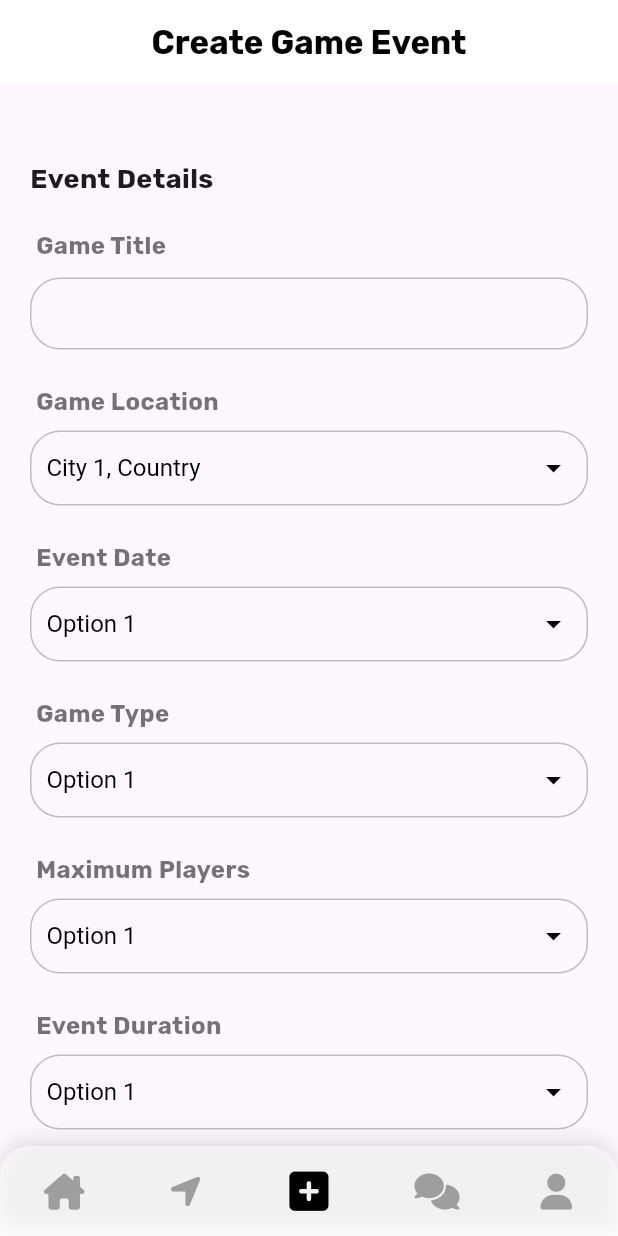
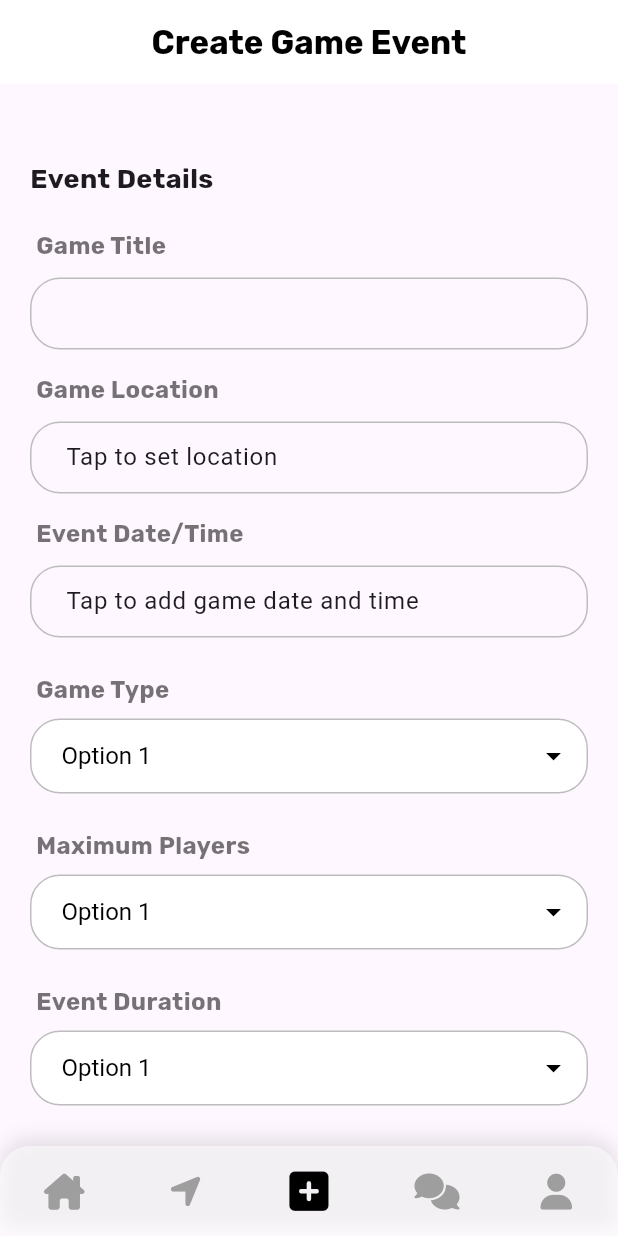
Before and after one commit to kashv96/sportifyy, a Flutter app: the screen it shows after launch, on a phone screen of 412 x 824 dp. Run offline on Flutter 3.47's test engine with Material 3 defaults, Android fonts, the phone set to English and light mode, and no system bars; our stand-ins replace dartz, fluttertoast, font_awesome_flutter, get_it, get_it_mixin, injectable and 2 more; accounts and stored records are empty.

Commit message:
added functionality for setting address and UI for date & time for event

```diff
--- a/lib/Presentation/GameEvent/add_game_event.dart
+++ b/lib/Presentation/GameEvent/add_game_event.dart
@@ -1,7 +1,13 @@
+import 'package:flutter/cupertino.dart';
 import 'package:flutter/material.dart';
+import 'package:provider/provider.dart';
+import 'package:sportifyy/Presentation/GameEvent/game_location_input.dart';
+import 'package:sportifyy/Presentation/GameEvent/open_game_bottomsheets.dart';
+import 'package:sportifyy/Providers/game_provider.dart';
 import 'package:sportifyy/Widgets/custom_text_field.dart';
 import '../../Widgets/custom_dropdown.dart';
 import '../../Widgets/custom_navigation_bar.dart';
+import '../../injection.dart';
 
 class AddGameEventPage extends StatefulWidget {
   @override
@@ -12,7 +18,7 @@ class _AddGameEventPageState extends State<AddGameEventPage> {
   String? _selectedDate = 'Option 1';
   String? _gameLocation = 'City 1, Country';
   int _selectedIndex = 2;
-
+  final GameProvider _gameProvider = getIt();
   @override
   Widget build(BuildContext context) {
     return Scaffold(
@@ -54,32 +60,61 @@ class _AddGameEventPageState extends State<AddGameEventPage> {
                 const SizedBox(
                   height: 15,
                 ),
-                CustomDropdown(
-                  label: 'Game Location',
-                  selectedValue: _gameLocation,
-                  items: const [
-                    'City 1, Country',
-                    'City 2, Country',
-                    'City 3, Country'
-                  ],
-                  onChanged: (newValue) {
-                    setState(() {
-                      _gameLocation = newValue;
-                    });
-                  },
+                const Padding(
+                  padding: EdgeInsets.symmetric(horizontal: 4, vertical: 0),
+                  child: Text('Game Location',
+                      style: TextStyle(
+                          fontSize: 16,
+                          color: Colors.black54,
+                          fontWeight: FontWeight.w600)),
+                ),
+                const SizedBox(
+                  height: 10,
+                ),
+                InkWell(
+                  onTap: () => _openGameLocationModal(),
+                  child: Column(
+                    children: [
+                      IgnorePointer(
+                        ignoring: true,
+                        child: CustomTextField(
+                          readOnly: true,
+                          initialValue: _gameProvider.address,
+                          onChanged: (_) {},
+                        ),
+                      ),
+                    ],
+                  ),
                 ),
                 const SizedBox(
                   height: 15,
                 ),
-                CustomDropdown(
-                  label: 'Event Date',
-                  selectedValue: _selectedDate,
-                  items: const ['Option 1', 'Option 2', 'Option 3'],
-                  onChanged: (value) {
-                    setState(() {
-                      _selectedDate = value;
-                    });
-                  },
+                const Padding(
+                  padding: EdgeInsets.symmetric(horizontal: 4, vertical: 0),
+                  child: Text('Event Date/Time',
+                      style: TextStyle(
+                          fontSize: 16,
+                          color: Colors.black54,
+                          fontWeight: FontWeight.w600)),
+                ),
+                const SizedBox(
+                  height: 10,
+                ),
+                InkWell(
+                  onTap: () =>
+                      OpenGameBottomsheets.showGameEventDateModal(context),
+                  child: Column(
+                    children: [
+                      IgnorePointer(
+                        ignoring: true,
+                        child: CustomTextField(
+                          readOnly: true,
+                          initialValue: 'Tap to add game date and time',
+                          onChanged: (_) {},
+                        ),
+                      ),
+                    ],
+                  ),
                 ),
                 const SizedBox(
                   height: 15,
@@ -183,4 +218,10 @@ class _AddGameEventPageState extends State<AddGameEventPage> {
           },
         ));
   }
+
+  void _openGameLocationModal() {
+    OpenGameBottomsheets.showGameLocationInputModal(context, onClosed: () {
+      setState(() {});
+    });
+  }
 }
--- a/lib/Presentation/SignUp/sign_up_screen.dart
+++ b/lib/Presentation/SignUp/sign_up_screen.dart
@@ -4,6 +4,7 @@ import 'package:flutter/material.dart';
 import 'package:flutter/services.dart';
 import 'package:fluttertoast/fluttertoast.dart';
 import 'package:get_it_mixin/get_it_mixin.dart';
+import 'package:sportifyy/Presentation/HomePage/home_page_screen.dart';
 import 'package:sportifyy/Presentation/Welcome/welcome_screen.dart';
 import 'package:sportifyy/Providers/user_provider.dart';
 import 'package:sportifyy/Widgets/loading_diaglog.dart';
@@ -35,7 +36,7 @@ class _SignUpPageState extends State<SignUpPage> with GetItStateMixin {
       ToastHelper.show('Sign up successful!', textColor: Colors.green);
       Navigator.pushReplacement(
         context,
-        MaterialPageRoute(builder: (context) => WelcomeScreen()),
+        MaterialPageRoute(builder: (context) => HomePageScreen()),
       );
     } on Exception catch (e) {
       LoadingDialog.hide(context);
--- /dev/null
+++ b/lib/Providers/game_provider.dart
@@ -0,0 +1,130 @@
+import 'package:flutter/foundation.dart';
+import 'package:injectable/injectable.dart';
+
+@lazySingleton
+class GameProvider with ChangeNotifier {
+  String _address = 'Tap to set location';
+  String _apt = '';
+  String _streetAddress = '';
+  String _city = '';
+  String? _state;
+  String? _country;
+  String _zipcode = '';
+  List<String> _countries = ['Canada', 'US'];
+  List<String> _canStates = [
+    "Alberta",
+    "British Columbia",
+    "Manitoba",
+    "New Brunswick",
+    "Newfoundland and Labrador",
+    "Nova Scotia",
+    "Ontario",
+    "Prince Edward Island",
+    "Quebec",
+    "Saskatchewan",
+    "Northwest Territories",
+    "Nunavut",
+    "Yukon"
+  ];
+
+  List<String> _usStates = [
+    "Alabama",
+    "Alaska",
+    "Arizona",
+    "Arkansas",
+    "California",
+    "Colorado",
+    "Connecticut",
+    "Delaware",
+    "Florida",
+    "Georgia",
+    "Hawaii",
+    "Idaho",
+    "Illinois",
+    "Indiana",
+    "Iowa",
+    "Kansas",
+    "Kentucky",
+    "Louisiana",
+    "Maine",
+    "Maryland",
+    "Massachusetts",
+    "Michigan",
+    "Minnesota",
+    "Mississippi",
+    "Missouri",
+    "Montana",
+    "Nebraska",
+    "Nevada",
+    "New Hampshire",
+    "New Jersey",
+    "New Mexico",
+    "New York",
+    "North Carolina",
+    "North Dakota",
+    "Ohio",
+    "Oklahoma",
+    "Oregon",
+    "Pennsylvania",
+    "Rhode Island",
+    "South Carolina",
+    "South Dakota",
+    "Tennessee",
+    "Texas",
+    "Utah",
+    "Vermont",
+    "Virginia",
+    "Washington",
+    "West Virginia",
+    "Wisconsin",
+    "Wyoming"
+  ];
+
+  String get address => _address;
+  String get apt => _apt;
+  String get streetAddress => _streetAddress;
+  String get city => _city;
+  String? get state => _state;
+  String? get country => _country;
+  String get zipcode => _zipcode;
+  List<String> get countries => _countries;
+  List<String> get usStates => _usStates;
+  List<String> get canStates => _canStates;
+
+  void setAddress() {
+    print(
+        'Building with address: $_apt $_streetAddress, $_city, $_state, $_country, $_zipcode');
+    _address = '$_apt $_streetAddress, $_city, $_state, $_country, $_zipcode';
+    notifyListeners();
+  }
+
+  void setApt(value) {
+    _apt = value.toString();
+    notifyListeners();
+  }
+
+  void setStreetAddress(value) {
+    _streetAddress = value;
+    notifyListeners();
+  }
+
+  void setCity(value) {
+    _city = value;
+    notifyListeners();
+  }
+
+  void setCountry(value) {
+    _country = value;
+    notifyListeners();
+  }
+
+  void setZipcode(value) {
+    _zipcode = value;
+    notifyListeners();
+  }
+
+  void setProv(value) {
+    _state = value;
+    notifyListeners();
+  }
+}
--- a/lib/Widgets/custom_dropdown.dart
+++ b/lib/Widgets/custom_dropdown.dart
@@ -29,24 +29,35 @@ class _CustomDropdownState extends State<CustomDropdown> {
           child: Text(widget.label,
               style: TextStyle(
                   fontSize: 16,
-                  color: Colors.black54,
-                  fontWeight: FontWeight.w600)),
+                  fontWeight: FontWeight.w600,
+                  color: Colors.black54)),
         ),
         Container(
           padding: EdgeInsets.symmetric(horizontal: 10),
           decoration: BoxDecoration(
-            border: Border.all(
-                color: Colors.grey.shade400, width: 1), // Black border
+            color: Colors.white,
+            border: Border.all(color: Colors.grey.shade400, width: 1),
             borderRadius: BorderRadius.circular(20),
           ),
           child: DropdownButtonHideUnderline(
             child: DropdownButton<String>(
-              value: widget.selectedValue, // Ensure this is properly managed
+              value: widget.selectedValue,
               isExpanded: true,
-              items: widget.items.map((String value) {
+              icon: Icon(Icons.arrow_drop_down, color: Colors.black),
+              iconSize: 24,
+              style: TextStyle(color: Colors.black, fontSize: 16),
+              dropdownColor: Colors.white,
+              items: widget.items.map<DropdownMenuItem<String>>((String value) {
                 return DropdownMenuItem<String>(
                   value: value,
-                  child: Text(value),
+                  child: Container(
+                    decoration: BoxDecoration(
+                      borderRadius: BorderRadius.circular(10),
+                      color: Colors.white,
+                    ),
+                    padding: EdgeInsets.symmetric(horizontal: 10, vertical: 8),
+                    child: Text(value, style: TextStyle(color: Colors.black)),
+                  ),
                 );
               }).toList(),
               onChanged: (newValue) {
@@ -55,8 +66,6 @@ class _CustomDropdownState extends State<CustomDropdown> {
                 });
                 widget.onChanged(newValue);
               },
-              icon: Icon(Icons.arrow_drop_down, color: Colors.black),
-              style: TextStyle(color: Colors.black, fontSize: 16),
             ),
           ),
         ),
--- a/lib/Widgets/custom_navigation_bar.dart
+++ b/lib/Widgets/custom_navigation_bar.dart
@@ -35,7 +35,7 @@ class _CustomBottomNavigationBarState extends State<CustomBottomNavigationBar> {
           break;
         case 1:
           iconData = FontAwesomeIcons.locationArrow;
-          iconRoute = '/home';
+          iconRoute = '/create-game-event';
           break;
         case 2:
           iconData = FontAwesomeIcons.solidSquarePlus;
@@ -43,11 +43,11 @@ class _CustomBottomNavigationBarState extends State<CustomBottomNavigationBar> {
           break;
         case 3:
           iconData = FontAwesomeIcons.solidComments;
-          iconRoute = '/home';
+          iconRoute = '/create-game-event';
           break;
         case 4:
           iconData = FontAwesomeIcons.solidUser;
-          iconRoute = '/home';
+          iconRoute = '/create-game-event';
           break;
         default:
           iconData = FontAwesomeIcons.houseChimney;
--- a/lib/Widgets/custom_text_field.dart
+++ b/lib/Widgets/custom_text_field.dart
@@ -5,7 +5,9 @@ class CustomTextField extends StatelessWidget {
   final String? label;
   final Function(String) onChanged;
   final bool obscureText;
+  final bool readOnly;
   final TextInputType keyboardType;
+  final String? initialValue;
   final String? errorText;
   final List<TextInputFormatter>? inputFormatters;
 
@@ -13,7 +15,9 @@ class CustomTextField extends StatelessWidget {
     Key? key,
     this.label,
     required this.onChanged,
+    this.initialValue,
     this.obscureText = false,
+    this.readOnly = false,
     this.keyboardType = TextInputType.text,
     this.errorText,
     this.inputFormatters,
@@ -21,11 +25,15 @@ class CustomTextField extends StatelessWidget {
 
   @override
   Widget build(BuildContext context) {
+    final TextEditingController controller =
+        TextEditingController(text: initialValue);
     return TextField(
       onChanged: onChanged,
+      controller: controller,
       obscureText: obscureText,
       keyboardType: keyboardType,
       inputFormatters: inputFormatters,
+      readOnly: readOnly,
       decoration: InputDecoration(
         labelText: label,
         errorText: errorText,
--- a/lib/main.dart
+++ b/lib/main.dart
@@ -2,7 +2,9 @@ import 'package:flutter/material.dart';
 import 'package:sportifyy/Presentation/GameEvent/add_game_event.dart';
 import 'package:sportifyy/Presentation/HomePage/home_page_screen.dart';
 import 'package:sportifyy/Presentation/Welcome/welcome_screen.dart';
+import 'package:sportifyy/Providers/game_provider.dart';
 import 'package:sportifyy/injection.dart';
+import 'package:provider/provider.dart';
 import 'package:supabase_flutter/supabase_flutter.dart';
 import 'Presentation/LoginPage/login_page_screen.dart';
 import 'Presentation/SignUp/sign_up_screen.dart';
@@ -21,7 +23,9 @@ void main() async {
 class MyApp extends StatelessWidget {
   @override
   Widget build(BuildContext context) {
-    return MaterialApp(
+    return MultiProvider(
+      providers: [ChangeNotifierProvider(create: (context) => GameProvider())],
+      child: MaterialApp(
         title: 'Ballzy',
         debugShowCheckedModeBanner: false,
         theme: ThemeData(
@@ -54,6 +58,7 @@ class MyApp extends StatelessWidget {
           '/home': (context) => HomePageScreen(),
           '/create-game-event': (context) => AddGameEventPage()
         },
+      ),
     );
   }
 }
```
Also changed, not shown: lib/Presentation/GameEvent/game_event_date_time.dart (added, +172 -0 lines), lib/Presentation/GameEvent/game_location_input.dart (added, +174 -0 lines), lib/Presentation/GameEvent/open_game_bottomsheets.dart (added, +27 -0 lines), lib/Repositories/game_repository.dart (added), lib/Repositories/impl/game_repository_impl.dart (added), lib/Services/game_service.dart (added), lib/Services/impl/game_service_impl.dart (added), lib/injection.config.dart. Lines whose indentation alone changed are shown as unchanged.
